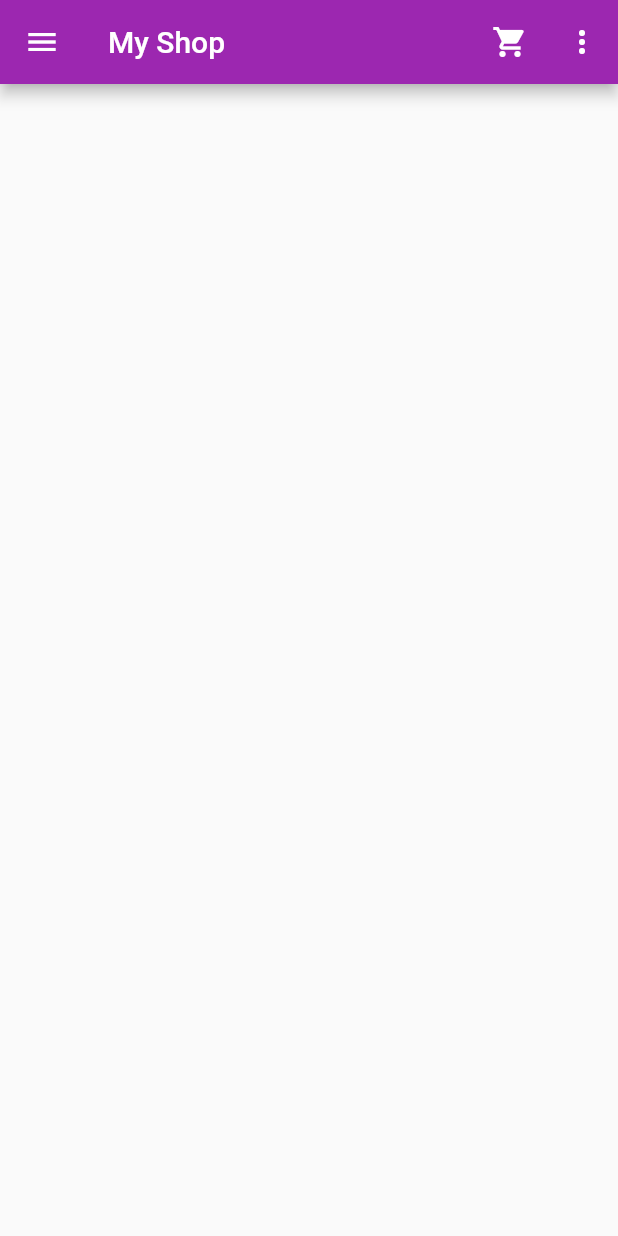
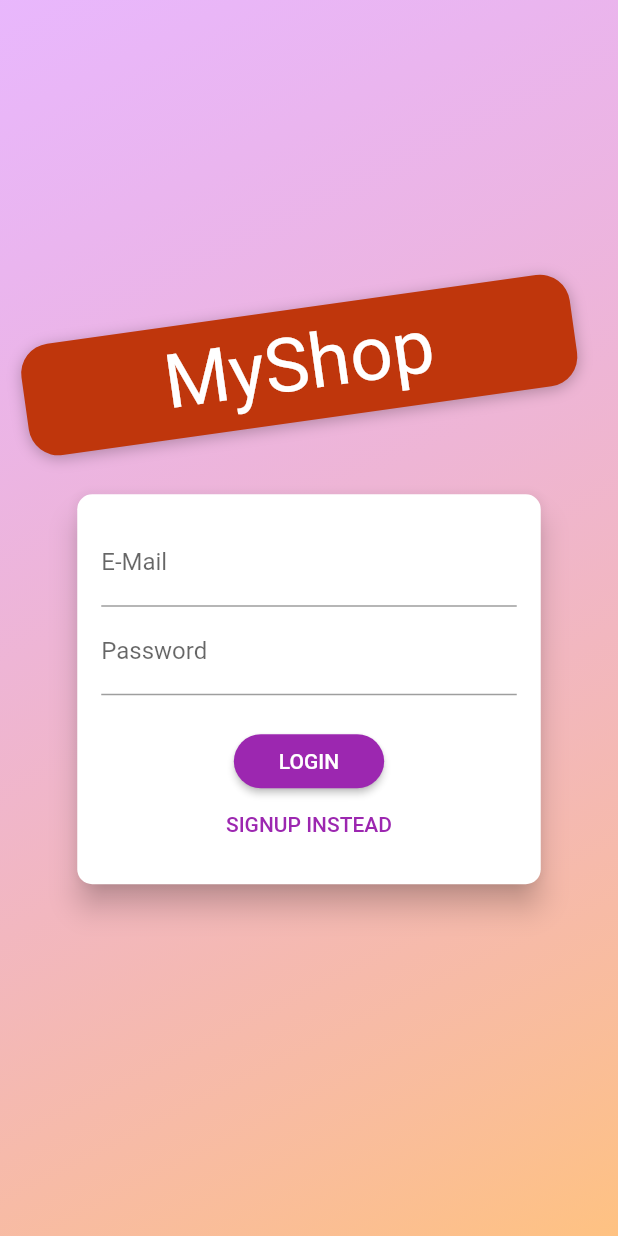
Before and after one commit to officer47p/flutter-shop-app, a Flutter app: the screen it shows after launch, on a phone screen of 412 x 824 dp. Run offline on Flutter 3.47's test engine with Material 2 defaults, Android fonts, the phone set to English and light mode, and no system bars; network calls fail; Roboto replaces fonts that are missing (Anton, Arial).

```diff
--- a/lib/main.dart
+++ b/lib/main.dart
@@ -7,10 +7,12 @@ import './screens/user_products_screen.dart';
 import './screens/edit_product_screen.dart';
 import './screens/cart_screen.dart';
 import './screens/orders_screen.dart';
+import './screens/auth_screen.dart';
 
 import './providers/products_provider.dart';
 import './providers/cart.dart';
 import './providers/orders.dart';
+import './providers/auth.dart';
 
 void main() => runApp(MyApp());
 
@@ -28,6 +30,9 @@ class MyApp extends StatelessWidget {
         ChangeNotifierProvider(
           builder: (_) => Orders(),
         ),
+        ChangeNotifierProvider(
+          builder: (_) => Auth(),
+        )
       ],
       child: MaterialApp(
         title: "My Shop",
@@ -35,11 +40,12 @@ class MyApp extends StatelessWidget {
           primarySwatch: Colors.purple,
           accentColor: Colors.deepOrange,
           // fontFamily: "Galada",
-          fontFamily: "Arial",
+          // fontFamily: "Arial",
         ),
-        initialRoute: "/",
+        initialRoute: AuthScreen.routeName,
         routes: <String, Widget Function(BuildContext)>{
           "/": (context) => ProductsOverviewScreen(),
+          AuthScreen.routeName: (ctx) => AuthScreen(),
           ProductDetailScreen.routeName: (ctx) => ProductDetailScreen(),
           CartScreen.routeName: (ctx) => CartScreen(),
           OrdersScreen.routeName: (ctx) => OrdersScreen(),
--- /dev/null
+++ b/lib/models/http_exception.dart
@@ -0,0 +1,9 @@
+class HttpException implements Exception {
+  final String message;
+  HttpException(this.message);
+
+  @override
+  String toString() {
+    return message;
+  }
+}
--- /dev/null
+++ b/lib/providers/auth.dart
@@ -0,0 +1,35 @@
+import 'package:flutter/foundation.dart';
+import 'package:http/http.dart' as http;
+import 'dart:convert';
+
+class Auth with ChangeNotifier {
+  String _token;
+  DateTime _expiryDate;
+  String _userId;
+
+  Future<void> signUp(String email, String password) async {}
+
+  // Future<void> signUp(String email, String password) async {
+  //   const url =
+  //       "https://identitytoolkit.googleapis.com/v1/accounts:signUp?key=AIzaSyBIJDyqQIeFeXS6vl3XW9Qj3X_KNDcPdb8";
+  //   final response = await http.post(
+  //     url,
+  //     body: json.encode(
+  //       {"email": email, "password": password, "returnSecureToken": true},
+  //     ),
+  //   );
+  //   print(json.decode(response.body));
+  // }
+
+  // Future<void> signIn(String email, String password) async {
+  //   const url =
+  //       "https://identitytoolkit.googleapis.com/v1/accounts:signInWithPassword?key=AIzaSyBIJDyqQIeFeXS6vl3XW9Qj3X_KNDcPdb8";
+  //   final response = await http.post(
+  //     url,
+  //     body: json.encode(
+  //       {"email": email, "password": password, "returnSecureToken": true},
+  //     ),
+  //   );
+  //   print(json.decode(response.body));
+  // }
+}
--- a/lib/providers/products_provider.dart
+++ b/lib/providers/products_provider.dart
@@ -70,6 +70,7 @@ class Products with ChangeNotifier {
     const url = "https://flutter-shop-app-22bfa.firebaseio.com/products.json";
     try {
       final response = await http.get(url);
+      print(response.body);
       final data = json.decode(response.body) as Map<String, dynamic>;
       final List<Product> tempProductsList = [];
       data.forEach((prodId, prodData) {
--- /dev/null
+++ b/lib/screens/auth_screen.dart
@@ -0,0 +1,299 @@
+import 'dart:math';
+
+import 'package:flutter/material.dart';
+import 'package:provider/provider.dart';
+import "../providers/auth.dart";
+
+enum AuthMode { Signup, Login }
+
+class AuthScreen extends StatelessWidget {
+  static const routeName = '/auth';
+
+  @override
+  Widget build(BuildContext context) {
+    final deviceSize = MediaQuery.of(context).size;
+    // final transformConfig = Matrix4.rotationZ(-8 * pi / 180);
+    // transformConfig.translate(-10.0);
+    return Scaffold(
+      // resizeToAvoidBottomInset: false,
+      body: Stack(
+        children: <Widget>[
+          Container(
+            decoration: BoxDecoration(
+              gradient: LinearGradient(
+                colors: [
+                  Color.fromRGBO(215, 117, 255, 1).withOpacity(0.5),
+                  Color.fromRGBO(255, 188, 117, 1).withOpacity(0.9),
+                ],
+                begin: Alignment.topLeft,
+                end: Alignment.bottomRight,
+                stops: [0, 1],
+              ),
+            ),
+          ),
+          SingleChildScrollView(
+            child: Container(
+              height: deviceSize.height,
+              width: deviceSize.width,
+              child: Column(
+                mainAxisAlignment: MainAxisAlignment.center,
+                crossAxisAlignment: CrossAxisAlignment.center,
+                children: <Widget>[
+                  Flexible(
+                    child: Container(
+                      margin: EdgeInsets.only(bottom: 20.0),
+                      padding:
+                          EdgeInsets.symmetric(vertical: 8.0, horizontal: 94.0),
+                      transform: Matrix4.rotationZ(-8 * pi / 180)
+                        ..translate(-10.0),
+                      // ..translate(-10.0),
+                      decoration: BoxDecoration(
+                        borderRadius: BorderRadius.circular(20),
+                        color: Colors.deepOrange.shade900,
+                        boxShadow: [
+                          BoxShadow(
+                            blurRadius: 8,
+                            color: Colors.black26,
+                            offset: Offset(0, 2),
+                          )
+                        ],
+                      ),
+                      child: Text(
+                        'MyShop',
+                        style: TextStyle(
+                          color: Theme.of(context).accentTextTheme.title.color,
+                          fontSize: 50,
+                          fontFamily: 'Anton',
+                          fontWeight: FontWeight.normal,
+                        ),
+                      ),
+                    ),
+                  ),
+                  Flexible(
+                    flex: deviceSize.width > 600 ? 2 : 1,
+                    child: AuthCard(),
+                  ),
+                ],
+              ),
+            ),
+          ),
+        ],
+      ),
+    );
+  }
+}
+
+class AuthCard extends StatefulWidget {
+  const AuthCard({
+    Key key,
+  }) : super(key: key);
+
+  @override
+  _AuthCardState createState() => _AuthCardState();
+}
+
+class _AuthCardState extends State<AuthCard> {
+  final GlobalKey<FormState> _formKey = GlobalKey();
+  AuthMode _authMode = AuthMode.Login;
+  Map<String, String> _authData = {
+    'email': '',
+    'password': '',
+  };
+  var _isLoading = false;
+  final _passwordController = TextEditingController();
+
+  Future<void> _submit() async {
+    if (!_formKey.currentState.validate()) {
+      // Invalid!
+      return;
+    }
+    _formKey.currentState.save();
+    setState(() {
+      _isLoading = true;
+    });
+    if (_authMode == AuthMode.Login) {
+      // do something
+    } else {
+      // do something
+    }
+    setState(() {
+      _isLoading = false;
+    });
+  }
+
+  void _switchAuthMode() {
+    if (_authMode == AuthMode.Login) {
+      setState(() {
+        _authMode = AuthMode.Signup;
+      });
+    } else {
+      setState(() {
+        _authMode = AuthMode.Login;
+      });
+    }
+  }
+
+  @override
+  Widget build(BuildContext context) {
+    final deviceSize = MediaQuery.of(context).size;
+    return Card(
+      shape: RoundedRectangleBorder(
+        borderRadius: BorderRadius.circular(10.0),
+      ),
+      elevation: 8.0,
+      child: Container(
+        height: _authMode == AuthMode.Signup ? 320 : 260,
+        constraints:
+            BoxConstraints(minHeight: _authMode == AuthMode.Signup ? 320 : 260),
+        width: deviceSize.width * 0.75,
+        padding: EdgeInsets.all(16.0),
+        child: Form(
+          key: _formKey,
+          child: SingleChildScrollView(
+            child: Column(
+              children: <Widget>[
+                TextFormField(
+                  decoration: InputDecoration(labelText: 'E-Mail'),
+                  keyboardType: TextInputType.emailAddress,
+                  validator: (value) {
+                    if (value.isEmpty || !value.contains('@')) {
+                      return 'Invalid email!';
+                    }
+                    if (value.contains(" ")) {
+                      return "Email address must not contain spaces";
+                    }
+                  },
+                  onSaved: (value) {
+                    _authData['email'] = value;
+                  },
+                ),
+                TextFormField(
+                  decoration: InputDecoration(labelText: 'Password'),
+                  obscureText: true,
+                  controller: _passwordController,
+                  validator: (value) {
+                    if (value.isEmpty || value.length < 5) {
+                      return 'Password is too short!';
+                    }
+                    if (value.contains(" ")) {
+                      return "Password must not contain spaces";
+                    }
+                  },
+                  onSaved: (value) {
+                    _authData['password'] = value;
+                  },
+                ),
+                if (_authMode == AuthMode.Signup)
+                  TextFormField(
+                    enabled: _authMode == AuthMode.Signup,
+                    decoration: InputDecoration(labelText: 'Confirm Password'),
+                    obscureText: true,
+                    validator: _authMode == AuthMode.Signup
+                        ? (value) {
+                            if (value != _passwordController.text) {
+                              return 'Passwords do not match!';
+                            }
+                            if (value.contains(" ")) {
+                              return "Password must not contain spaces";
+                            }
+                          }
+                        : null,
+                  ),
+                SizedBox(
+                  height: 20,
+                ),
+                if (_isLoading)
+                  CircularProgressIndicator()
+                else
+                  RaisedButton(
+                    child:
+                        Text(_authMode == AuthMode.Login ? 'LOGIN' : 'SIGN UP'),
+                    onPressed: _submit,
+                    shape: RoundedRectangleBorder(
+                      borderRadius: BorderRadius.circular(30),
+                    ),
+                    padding:
+                        EdgeInsets.symmetric(horizontal: 30.0, vertical: 8.0),
+                    color: Theme.of(context).primaryColor,
+                    textColor: Theme.of(context).primaryTextTheme.button.color,
+                  ),
+                FlatButton(
+                  child: Text(
+                      '${_authMode == AuthMode.Login ? 'SIGNUP' : 'LOGIN'} INSTEAD'),
+                  onPressed: _switchAuthMode,
+                  padding: EdgeInsets.symmetric(horizontal: 30.0, vertical: 4),
+                  materialTapTargetSize: MaterialTapTargetSize.shrinkWrap,
+                  textColor: Theme.of(context).primaryColor,
+                ),
+              ],
+            ),
+          ),
+        ),
+      ),
+    );
+  }
+}
+
+// import 'package:flutter/material.dart';
+
+// class AuthScreen extends StatelessWidget {
+//   static const String routeName = "/auth";
+//   @override
+//   Widget build(BuildContext context) {
+//     final deviceSize = MediaQuery.of(context).size;
+//     return Scaffold(
+//       body: Stack(
+//         children: <Widget>[
+//           Container(
+//             decoration: BoxDecoration(
+//               gradient: LinearGradient(
+//                 colors: [
+//                   Color(0xfff12711),
+//                   Color(0xfff5af19),
+//                 ],
+//                 begin: Alignment.topLeft,
+//                 end: Alignment.bottomRight,
+//               ),
+//             ),
+//           ),
+//           SingleChildScrollView(
+//             child: Container(
+//               width: deviceSize.width,
+//               height: deviceSize.height,
+//               child: Column(
+//                 mainAxisAlignment: MainAxisAlignment.center,
+//                 crossAxisAlignment: CrossAxisAlignment.center,
+//                 children: <Widget>[
+//                   Container(
+//                     padding: EdgeInsets.symmetric(horizontal: 80, vertical: 15),
+//                     decoration: BoxDecoration(
+//                       color: Colors.white,
+//                       borderRadius: BorderRadius.circular(20),
+//                       boxShadow: [
+//                         BoxShadow(
+//                           color: Colors.black12,
+//                           blurRadius: 5.0,
+//                           spreadRadius: 5.0,
+//                         ),
+//                       ],
+//                     ),
+//                     transform: Matrix4.rotationZ(-0.1),
+//                     child: Text(
+//                       "MyShop",
+//                       style: TextStyle(
+//                         fontSize: 40,
+//                         fontWeight: FontWeight.w800,
+//                         fontFamily: "Anton",
+//                       ),
+//                     ),
+//                   ),
+//                   Card(child: Form,)
+//                 ],
+//               ),
+//             ),
+//           )
+//         ],
+//       ),
+//     );
+//   }
+// }
```
